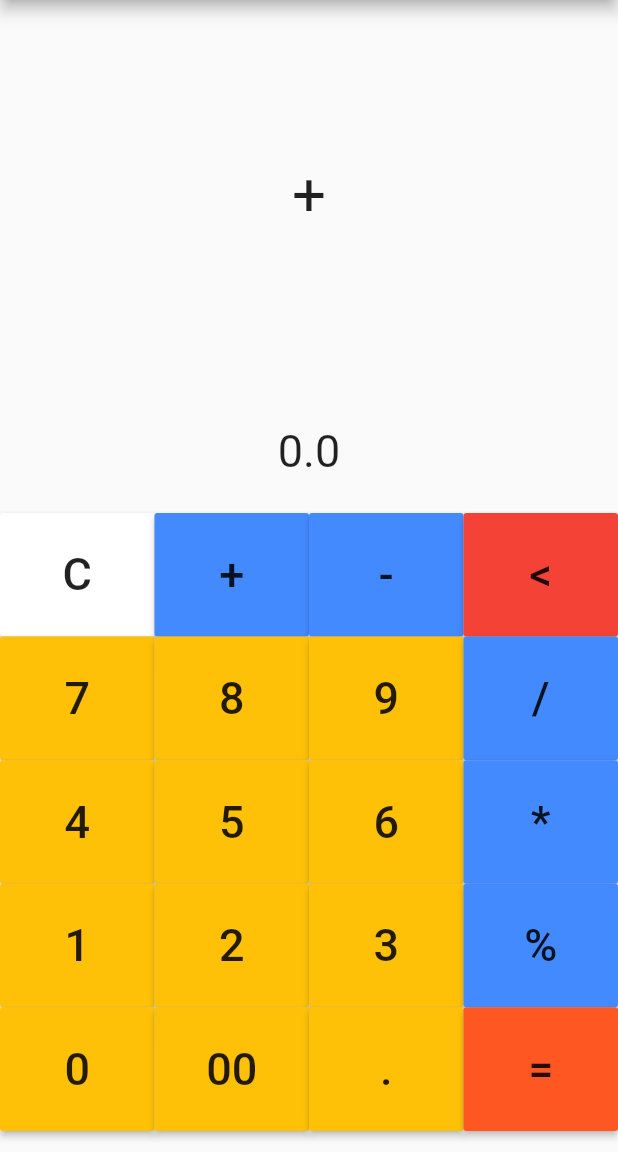
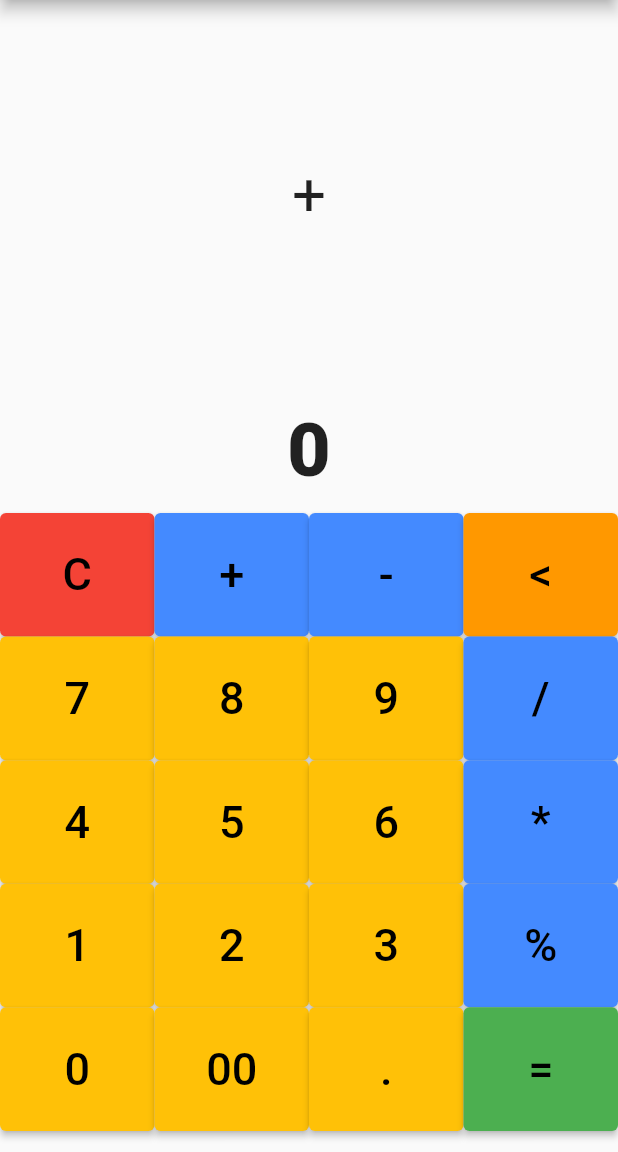
Before and after one commit to murugan-k-0204/Calculator-with-flutter, a Flutter app: the screen it shows after launch, after a tap on an icon or button, on a phone screen of 412 x 824 dp, the part 84-1236 px from its top. Run offline on Flutter 3.47's test engine with Material 2 defaults, Android fonts, the phone set to English and light mode, and no system bars.

Commit message:
fixed the issue  to print the answer either int or double

```diff
--- a/lib/main.dart
+++ b/lib/main.dart
@@ -51,7 +51,7 @@ class MyHomePage extends StatefulWidget {
 class _MyHomePageState extends State<MyHomePage> {
   String main_area = "";
   String answer_area = "";
-  double last_answer = 0;
+  String last_answer = "0";
 
   double do_operation(String sign, double a, double b){
     if(sign=="+")
@@ -68,16 +68,21 @@ class _MyHomePageState extends State<MyHomePage> {
   void calculate(String s){
     s+='+';
     String number = "";
-    last_answer = 0;
+    last_answer = "0";
     String operation = "+";
     double going_to =0;
+    double temp = 0.0;
     for (int i=0; i<s.length;i++){
       if(s[i]!='+' && s[i]!='-' && s[i]!='*'  && s[i]!='/' && s[i]!='%')
         number+=s[i];
       else{
         going_to = double.parse(number);
         number = "";
-        last_answer = do_operation(operation, last_answer, going_to);
+        temp = do_operation(operation, temp, going_to);
+        last_answer = temp.toString();
+        if(temp.round()==temp)
+        last_answer = last_answer.substring(0,last_answer.length-2);
+
         operation = s[i];
       }
     }
@@ -87,26 +92,27 @@ class _MyHomePageState extends State<MyHomePage> {
     return SizedBox(
       height: 10 * h,
       width: 25 * w,
-      child: RaisedButton(
+      child: ElevatedButton(
         // disabledColor: color,
-        disabledTextColor: Colors.black,
-        color: color,
         onPressed: () {
           setState(() {
             if(s=="="){
               calculate(main_area);
             }
-            else if(s=='<')
+            else if(s=="<")
               main_area = main_area.substring(0, main_area.length - 1);
             else if (s == 'C'){
               main_area = "";
-              last_answer = 0;
+              last_answer = "0";
             }
             else
               main_area += s;
           });
         },
-        child: Text(s,style: TextStyle(fontSize: 30),),
+        child: Text(s,style: TextStyle(fontSize: 30,color: Colors.black),),
+        style: ElevatedButton.styleFrom(
+          primary: color,
+        ),
       ),
     );
   }
@@ -140,17 +146,17 @@ class _MyHomePageState extends State<MyHomePage> {
             child: Center(
               child: Text(
                 last_answer.toString(),
-                style: TextStyle(fontSize: 30),
+                style: TextStyle(fontSize: 50,fontWeight: FontWeight.w900,),
               ),
 
             ),
           ),
           Row(
             children: [
-              raiButton("C", Colors.white,w,h),
+              raiButton("C", Colors.red,w,h),
               raiButton("+", Colors.blueAccent,w,h),
               raiButton("-", Colors.blueAccent,w,h),
-              raiButton("<", Colors.red,w,h),
+              raiButton("<", Colors.orange,w,h),
             ],
           ),
           Row(
@@ -182,7 +188,7 @@ class _MyHomePageState extends State<MyHomePage> {
               raiButton("0", Colors.amber,w,h),
               raiButton("00", Colors.amber,w,h),
               raiButton(".", Colors.amber,w,h),
-              raiButton("=", Colors.deepOrange,w,h),
+              raiButton("=", Colors.green,w,h),
             ],
           ),
         ],
```
